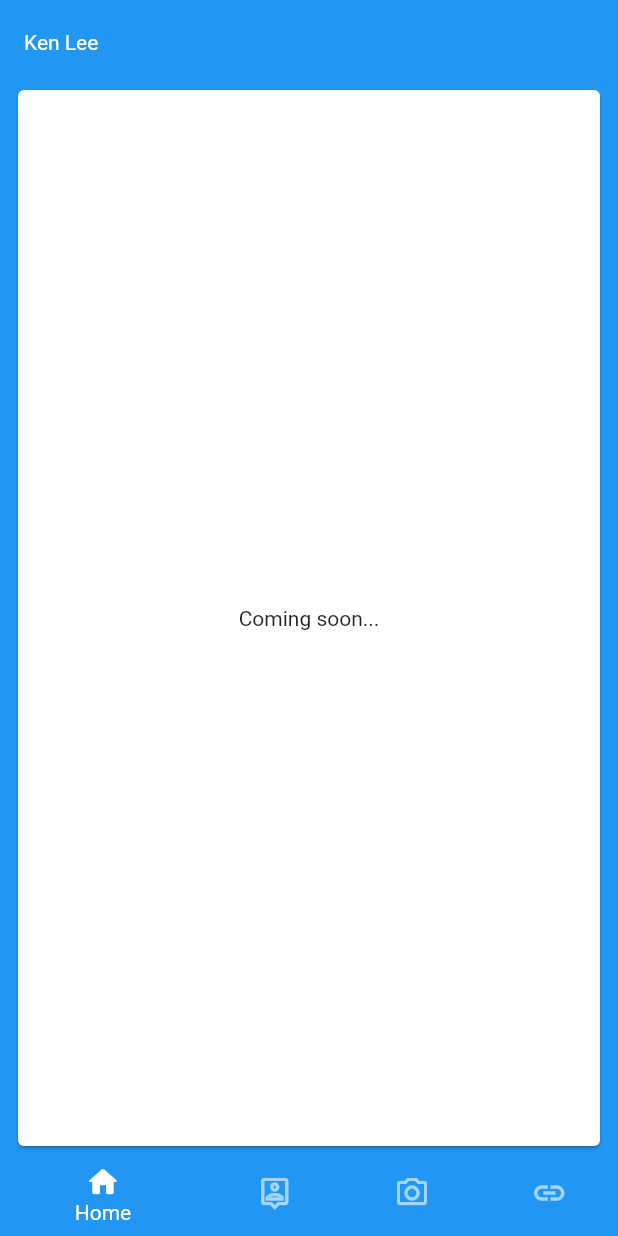
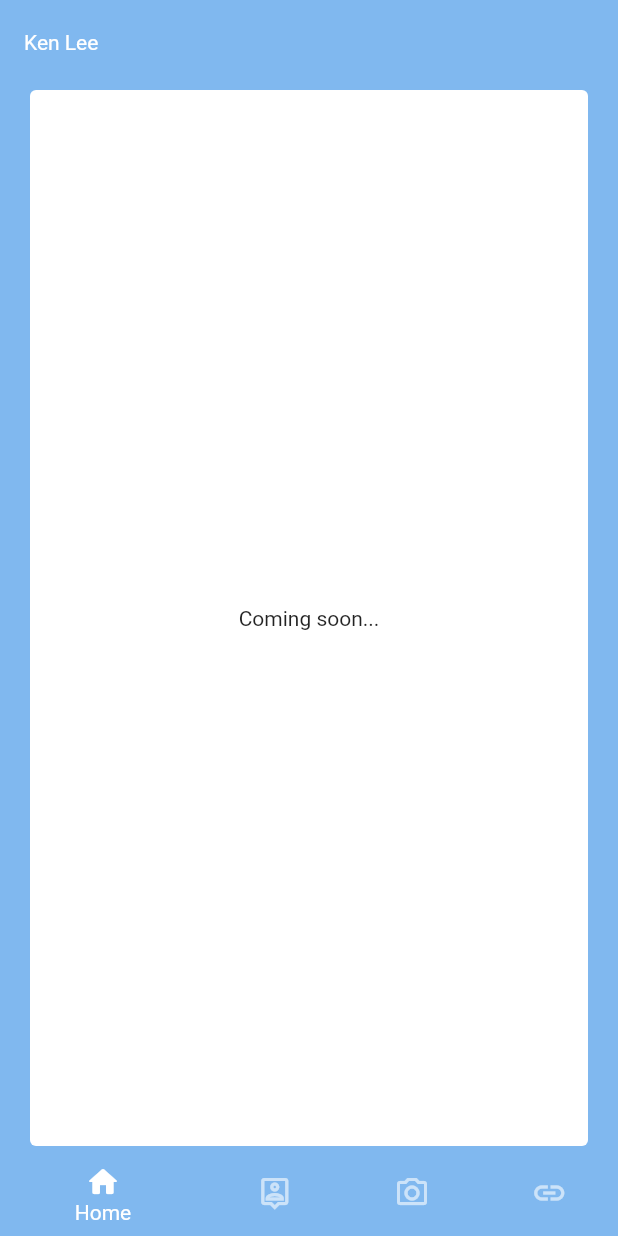
Before and after one commit to mynameiskenlee/kenl.ee, a Flutter app: the screen it shows after launch, on a phone screen of 412 x 824 dp. Run offline on Flutter 3.47's test engine with Material 2 defaults, Android fonts, the phone set to English and light mode, and no system bars.

Commit message:
Change background color on light mode

```diff
--- a/lib/main.dart
+++ b/lib/main.dart
@@ -11,13 +11,13 @@ class KenLee extends StatelessWidget {
     return MaterialApp(
       title: 'Ken Lee',
       theme: ThemeData(
-          primaryColor: Colors.blue,
+          primaryColor: Color.fromRGBO(128, 184, 239, 1),
           primaryColorBrightness: Brightness.dark,
           brightness: Brightness.light,
           primaryColorDark: Colors.black,
-          primaryColorLight: Colors.blue,
+          primaryColorLight: Color.fromRGBO(128, 184, 239, 1),
           canvasColor: Colors.white,
-          backgroundColor: Colors.blue,
+          backgroundColor: Color.fromRGBO(128, 184, 239, 1),
           // next line is important!
           appBarTheme: AppBarTheme(
             brightness: Brightness.dark,
@@ -149,8 +149,9 @@ class _HomePageState extends State<HomePage>
             child: Scrollbar(
               child: Padding(
                 padding: EdgeInsets.symmetric(
-                    horizontal: 8,
-                    vertical: (constraints.maxWidth >= 480) ? 8 : 0),
+                    horizontal: 16,
+                    vertical: (constraints.maxWidth >= 480) ? 16 : 0),
+                child: Center(
                   child: ConstrainedBox(
                     constraints: BoxConstraints(
                         minHeight: MediaQuery.of(context).size.height -
@@ -158,15 +159,13 @@ class _HomePageState extends State<HomePage>
                                 ? kToolbarHeight + 18
                                 : kBottomNavigationBarHeight) -
                             kToolbarHeight,
-                      minWidth: double.infinity),
-                  child: Center(
-                    // Center is a layout widget. It takes a single child and positions it
-                    // in the middle of the parent.
+                        maxWidth: 984,),
                     child: Padding(
                       padding: const EdgeInsets.all(0.0),
                       child: Container(
                         width: double.infinity,
                         child: Card(
+                          elevation: 0,
                           child: Column(
                             mainAxisAlignment: MainAxisAlignment.center,
                             children: <Widget>[
```
Lines whose indentation alone changed are shown as unchanged.
